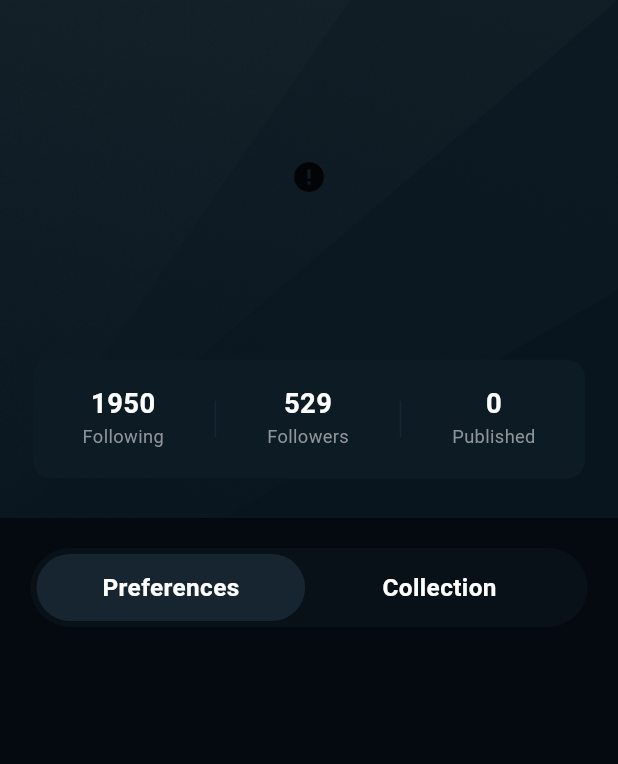
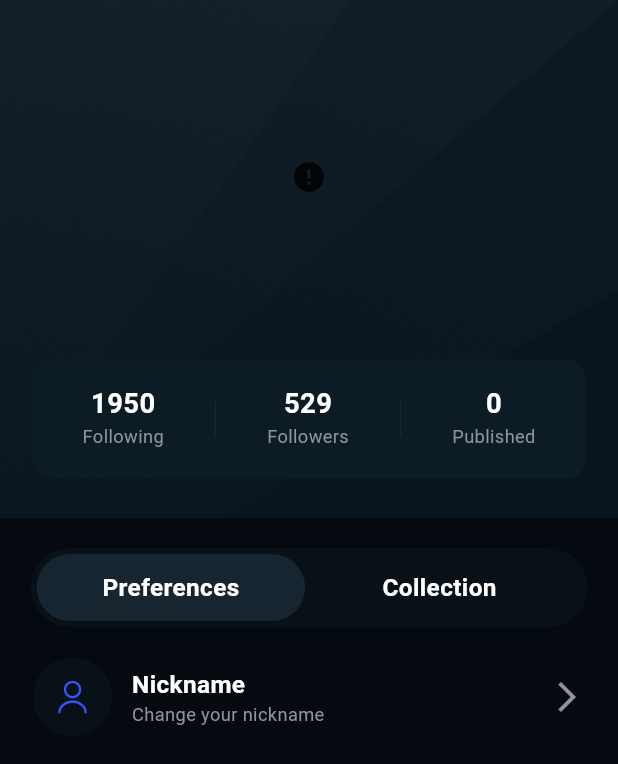
Before and after one commit to virtheart/flutter-news-app, a Flutter app: the ProfileView screen opened by its route, on a phone screen of 412 x 824 dp. Shown: the top 764 px of the screen. Run offline on Flutter 3.47's test engine with Material 3 defaults, Android fonts, the phone set to English and light mode, and no system bars; drawn by our look-alikes of cached_network_image; our stand-ins replace dio, flutter_html, flutter_screenutil, flutter_svg, flutter_swiper_null_safety, get and 2 more; missing offline and left inert: tdesign_flutter; accounts and stored records are empty; network calls fail.

Commit message:
feat(profile): 添加用户昵称显示及SVG图标支持
在个人资料页面添加用户昵称显示，并引入SVG图标支持，提升界面视觉效果和用户体验。同时优化了布局和动画效果。

```diff
--- a/lib/app/modules/profile/views/profile_view.dart
+++ b/lib/app/modules/profile/views/profile_view.dart
@@ -1,5 +1,6 @@
 import 'package:flutter/material.dart';
 import 'package:flutter_screenutil/flutter_screenutil.dart';
+import 'package:flutter_svg/flutter_svg.dart';
 
 import 'package:get/get.dart';
 import 'package:news/app/controllers/global_controller.dart';
@@ -14,6 +15,7 @@ class ProfileView extends GetView<ProfileController> {
     return Scaffold(
       backgroundColor: const Color(0xFF040A0F),
       body: Column(
+        crossAxisAlignment: CrossAxisAlignment.start,
         children: [
           Stack(
             children: [
@@ -183,9 +185,13 @@ class ProfileView extends GetView<ProfileController> {
                           onTap: () {
                             controller.currentIndex.value = 0;
                           },
-                          child: Container(
+                          child: AnimatedContainer(
+                            duration: Duration(milliseconds: 300),
+                            curve: Curves.easeInOut,
                             decoration: BoxDecoration(
-                              color: controller.currentIndex.value == 0 ? const Color(0xFF172530) : Colors.transparent,
+                              color: controller.currentIndex.value == 0
+                                  ? const Color(0xFF172530)
+                                  : Colors.transparent,
                               borderRadius: BorderRadius.circular(32.r),
                             ),
                             alignment: Alignment.center,
@@ -205,9 +211,13 @@ class ProfileView extends GetView<ProfileController> {
                           onTap: () {
                             controller.currentIndex.value = 1;
                           },
-                          child: Container(
+                          child: AnimatedContainer(
+                            duration: Duration(milliseconds: 300),
+                            curve: Curves.easeInOut,
                             decoration: BoxDecoration(
-                              color: controller.currentIndex.value == 1 ? const Color(0xFF172530) : Colors.transparent,
+                              color: controller.currentIndex.value == 1
+                                  ? const Color(0xFF172530)
+                                  : Colors.transparent,
                               borderRadius: BorderRadius.circular(32.r),
                             ),
                             alignment: Alignment.center,
@@ -230,6 +240,65 @@ class ProfileView extends GetView<ProfileController> {
               ),
             ),
           ),
+          Obx(
+            () =>
+                controller.currentIndex.value == 0 ? Container(
+                  margin: EdgeInsets.only(
+                    left: 20.w,
+                    right: 20.w,
+                  ),
+                  child: Column(
+                    children: [
+                      Row(
+                        mainAxisAlignment: MainAxisAlignment.spaceBetween,
+                        children: [
+                          Container(
+                            width: 52.r,
+                            height: 52.r,
+                            decoration: BoxDecoration(
+                              color: const Color(0xFF081117),
+                              borderRadius: BorderRadius.circular(32.r),
+                            ),
+                            padding: EdgeInsets.all(14.r),
+                            child: SvgPicture.asset(
+                              'assets/svgs/user.svg',
+                            ),
+                          ),
+                          SizedBox(
+                            width: 12.w,
+                          ),
+                          Column(
+                            crossAxisAlignment: CrossAxisAlignment.start,
+                            children: [
+                              Text(
+                                'Nickname',
+                                style: TextStyle(
+                                  fontSize: 16.sp,
+                                  fontWeight: FontWeight.bold,
+                                  color: Colors.white,
+                                ),
+                              ),
+                              Text(
+                                'Change your nickname',
+                                style: TextStyle(
+                                  fontSize: 12.sp,
+                                  fontWeight: FontWeight.normal,
+                                  color: const Color(0xFF8E9499),
+                                ),
+                              ),
+                            ],
+                          ),
+                          const Spacer(),
+                          const Icon(
+                            Icons.arrow_forward_ios,
+                            color: Color(0xFF8E9499),
+                          ),
+                        ]
+                      )
+                    ],
+                  ),
+                ) : Container(),
+          ),
         ],
       ),
     );
```
Also changed, not shown: assets/svgs/logout.svg (added), assets/svgs/message-question.svg (added), assets/svgs/moon.svg (added), assets/svgs/shield-tick.svg (added), assets/svgs/user.svg (added).
